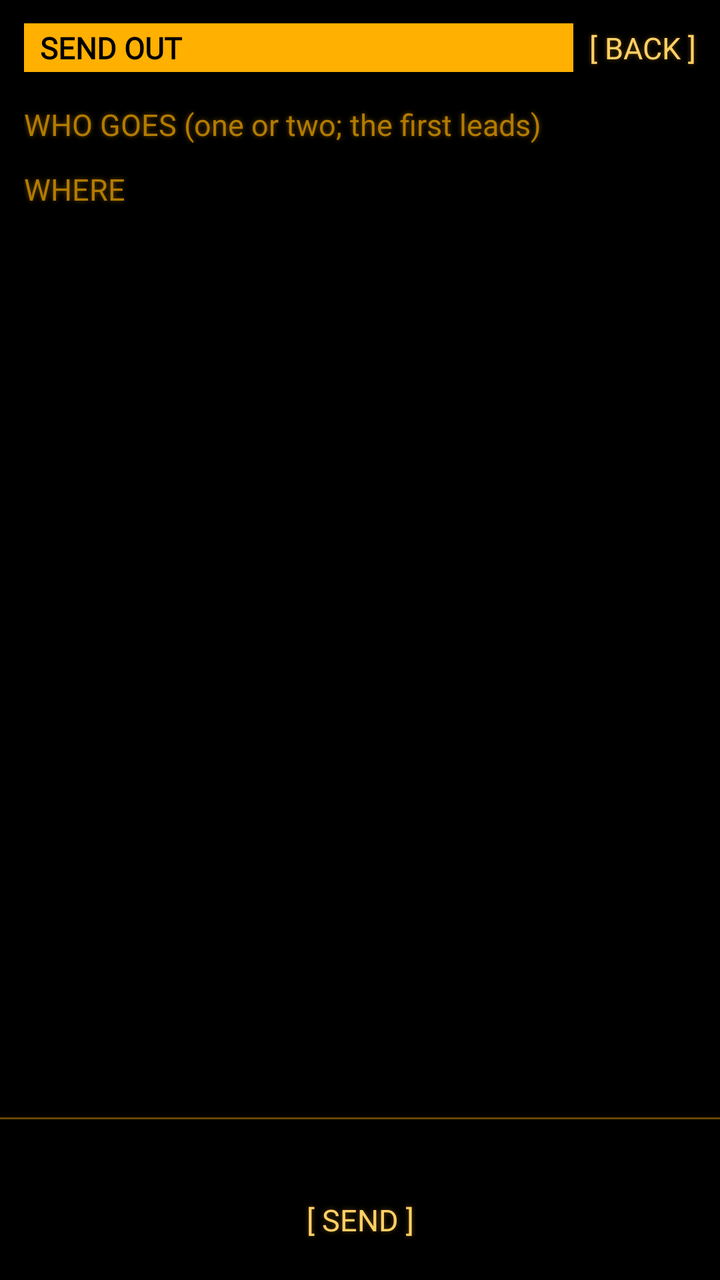
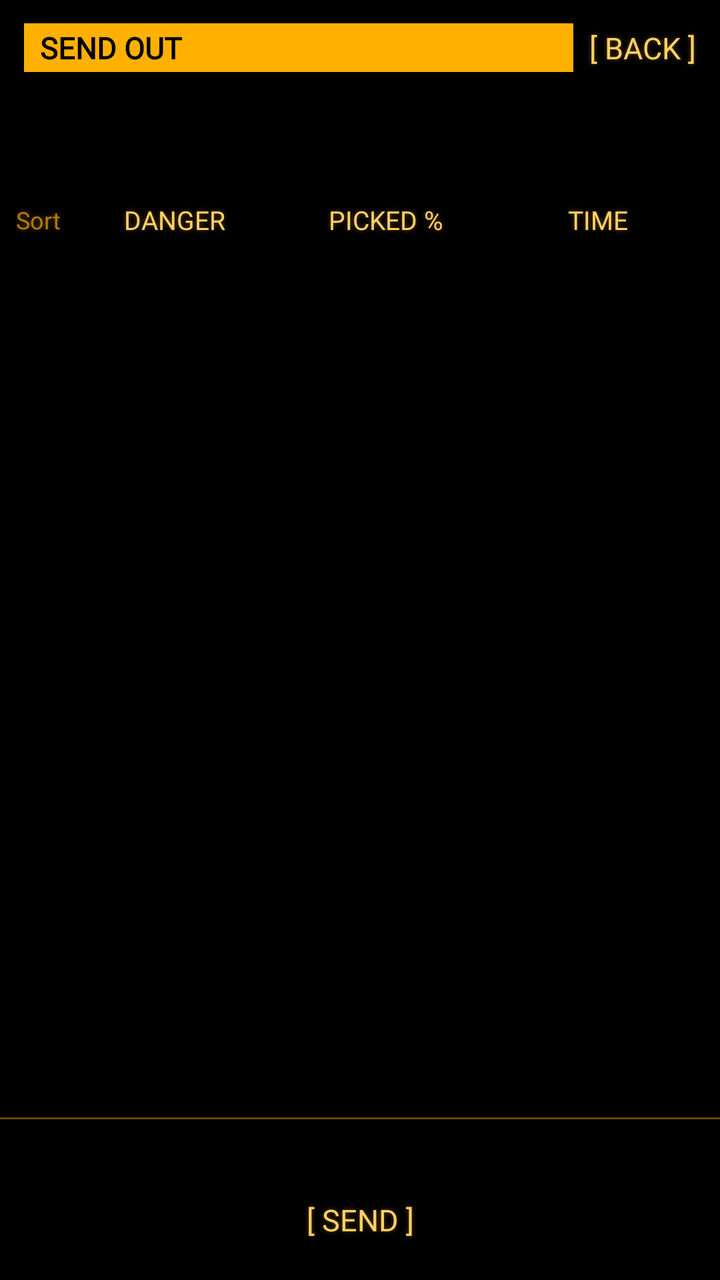

Two renders of the same Android screen: before a commit and after it. Below are the layout's source before the change and the commit's diff.
<!-- AndroidManifest.xml: application theme Theme.Estatica -->
<!-- res/layout/panel_send.xml -->
<?xml version="1.0" encoding="utf-8"?>
<LinearLayout xmlns:android="http://schemas.android.com/apk/res/android"
    xmlns:tools="http://schemas.android.com/tools"
    android:layout_width="match_parent"
    android:layout_height="match_parent"
    android:background="@color/terminal_bg"
    android:clickable="true"
    android:focusable="true"
    android:orientation="vertical"
    tools:ignore="Overdraw">

    <LinearLayout
        android:layout_width="match_parent"
        android:layout_height="wrap_content"
        android:gravity="center_vertical"
        android:orientation="horizontal">

        <TextView
            style="@style/TerminalHeader"
            android:layout_width="0dp"
            android:layout_height="wrap_content"
            android:layout_marginStart="12dp"
            android:layout_weight="1"
            android:accessibilityHeading="true"
            android:text="@string/send_title"
            tools:targetApi="28" />

        <TextView
            android:id="@+id/sendClose"
            style="@style/TerminalButton"
            android:layout_width="wrap_content"
            android:layout_height="wrap_content"
            android:layout_marginEnd="4dp"
            android:text="@string/panel_back" />
    </LinearLayout>

    <ScrollView
        android:layout_width="match_parent"
        android:layout_height="0dp"
        android:layout_weight="1">

        <LinearLayout
            android:layout_width="match_parent"
            android:layout_height="wrap_content"
            android:orientation="vertical"
            android:paddingHorizontal="12dp"
            android:paddingBottom="12dp">

            <TextView
                style="@style/TerminalText.Dim"
                android:layout_width="match_parent"
                android:layout_height="wrap_content"
                android:layout_marginTop="4dp"
                android:text="@string/send_team_title" />

            <LinearLayout
                android:id="@+id/sendTeam"
                android:layout_width="match_parent"
                android:layout_height="wrap_content"
                android:orientation="vertical" />

            <TextView
                style="@style/TerminalText.Dim"
                android:layout_width="match_parent"
                android:layout_height="wrap_content"
                android:layout_marginTop="12dp"
                android:text="@string/send_where_title" />

            <LinearLayout
                android:id="@+id/sendWhere"
                android:layout_width="match_parent"
                android:layout_height="wrap_content"
                android:orientation="vertical" />
        </LinearLayout>
    </ScrollView>

    <View
        android:layout_width="match_parent"
        android:layout_height="1dp"
        android:background="@color/amber_hint" />

    <TextView
        android:id="@+id/sendSummary"
        style="@style/TerminalText"
        android:layout_width="match_parent"
        android:layout_height="wrap_content"
        android:accessibilityLiveRegion="polite"
        android:paddingHorizontal="12dp"
        android:paddingTop="6dp" />

    <TextView
        android:id="@+id/sendGo"
        style="@style/TerminalButton"
        android:layout_width="match_parent"
        android:layout_height="wrap_content"
        android:layout_marginHorizontal="12dp"
        android:layout_marginBottom="6dp"
        android:gravity="center"
        android:text="@string/send_go" />
</LinearLayout>
<!-- resources referenced by this layout -->
<resources>
  <color name="amber_hint">#664600</color>
  <color name="terminal_bg">#000000</color>
  <string name="panel_back">[ BACK ]</string>
  <string name="send_go">[ SEND ]</string>
  <string name="send_team_title">WHO GOES (one or two; the first leads)</string>
  <string name="send_title">SEND OUT</string>
  <string name="send_where_title">WHERE</string>
  <style name="TerminalButton" parent="TerminalText.Bright">
          <item name="android:background">@drawable/bg_terminal_button</item>
          <item name="android:minHeight">48dp</item>
          <item name="android:gravity">center_vertical</item>
          <item name="android:paddingStart">8dp</item>
          <item name="android:paddingEnd">8dp</item>
          <item name="android:clickable">true</item>
          <item name="android:focusable">true</item>
      </style>
  <style name="TerminalHeader" parent="TerminalText.Bright">
          <item name="android:background">@color/amber</item>
          <item name="android:textColor">@color/terminal_bg</item>
          <item name="android:textStyle">bold</item>
          <item name="android:paddingStart">8dp</item>
          <item name="android:paddingEnd">8dp</item>
          <item name="android:paddingTop">2dp</item>
          <item name="android:paddingBottom">2dp</item>
          <item name="android:shadowRadius">0</item>
      </style>
  <style name="TerminalText">
          <item name="android:fontFamily">@font/terminal</item>
          <item name="android:textSize">15sp</item>
          <item name="android:textColor">@color/amber</item>
          <item name="android:lineSpacingMultiplier">1.15</item>
          
          <item name="android:shadowColor">@color/amber_glow</item>
          <item name="android:shadowRadius">6</item>
          <item name="android:shadowDx">0</item>
          <item name="android:shadowDy">0</item>
      </style>
  <style name="TerminalText.Dim">
          <item name="android:textColor">@color/amber_dim</item>
      </style>
  <style name="Theme.Estatica" parent="android:Theme.Material.NoActionBar">
          <item name="android:windowBackground">@color/terminal_bg</item>
          <item name="android:statusBarColor">@color/terminal_bg</item>
          <item name="android:navigationBarColor">@color/terminal_bg</item>
          <item name="android:colorAccent">@color/amber</item>
          <item name="android:colorControlActivated">@color/amber</item>
          <item name="android:textColorHighlight">@color/amber_dim</item>
          <item name="android:textColorPrimary">@color/amber</item>
      </style>
  <style name="TerminalText.Bright">
          <item name="android:textColor">@color/amber_bright</item>
      </style>
  <!-- drawable bg_terminal_button (drawable) -->
  <?xml version="1.0" encoding="utf-8"?>
  <ripple xmlns:android="http://schemas.android.com/apk/res/android"
      android:color="@color/amber_hint">
      <item android:id="@android:id/mask">
          <color android:color="@color/amber" />
      </item>
  </ripple>
  <color name="amber">#FFB000</color>
  <color name="amber_glow">#66FFB000</color>
  <color name="amber_dim">#B37B00</color>
  <color name="amber_bright">#FFD066</color>
</resources>

<!-- the commit's change to res/layout/panel_send.xml (unified diff, before → after) -->
@@ -34,45 +34,85 @@
             android:text="@string/panel_back" />
     </LinearLayout>
 
-    <ScrollView
+    
+    <LinearLayout
+        android:layout_width="match_parent"
+        android:layout_height="wrap_content"
+        android:baselineAligned="false"
+        android:orientation="horizontal"
+        android:paddingHorizontal="8dp">
+
+        <TextView
+            android:id="@+id/sendStepWho"
+            style="@style/TerminalSection"
+            android:layout_width="0dp"
+            android:layout_height="wrap_content"
+            android:layout_weight="1"
+            android:maxLines="2" />
+
+        <TextView
+            android:id="@+id/sendStepWhere"
+            style="@style/TerminalSection"
+            android:layout_width="0dp"
+            android:layout_height="wrap_content"
+            android:layout_weight="1"
+            android:maxLines="2" />
+    </LinearLayout>
+
+    
+    <LinearLayout
+        android:id="@+id/sendSortBar"
+        android:layout_width="match_parent"
+        android:layout_height="wrap_content"
+        android:baselineAligned="false"
+        android:gravity="center_vertical"
+        android:orientation="horizontal"
+        android:paddingHorizontal="8dp">
+
+        <TextView
+            style="@style/TerminalText.Dim"
+            android:layout_width="wrap_content"
+            android:layout_height="wrap_content"
+            android:layout_marginEnd="4dp"
+            android:text="@string/send_sort"
+            android:textSize="12sp" />
+
+        <TextView
+            android:id="@+id/sortDanger"
+            style="@style/TerminalSection"
+            android:layout_width="0dp"
+            android:layout_height="wrap_content"
+            android:layout_weight="1"
+            android:minHeight="36dp"
+            android:text="@string/send_sort_danger" />
+
+        <TextView
+            android:id="@+id/sortPicked"
+            style="@style/TerminalSection"
+            android:layout_width="0dp"
+            android:layout_height="wrap_content"
+            android:layout_weight="1"
+            android:minHeight="36dp"
+            android:text="@string/send_sort_picked" />
+
+        <TextView
+            android:id="@+id/sortTime"
+            style="@style/TerminalSection"
+            android:layout_width="0dp"
+            android:layout_height="wrap_content"
+            android:layout_weight="1"
+            android:minHeight="36dp"
+            android:text="@string/send_sort_time" />
+    </LinearLayout>
+
+    <androidx.recyclerview.widget.RecyclerView
+        android:id="@+id/sendList"
         android:layout_width="match_parent"
         android:layout_height="0dp"
-        android:layout_weight="1">
-
-        <LinearLayout
-            android:layout_width="match_parent"
-            android:layout_height="wrap_content"
-            android:orientation="vertical"
-            android:paddingHorizontal="12dp"
-            android:paddingBottom="12dp">
-
-            <TextView
-                style="@style/TerminalText.Dim"
-                android:layout_width="match_parent"
-                android:layout_height="wrap_content"
-                android:layout_marginTop="4dp"
-                android:text="@string/send_team_title" />
-
-            <LinearLayout
-                android:id="@+id/sendTeam"
-                android:layout_width="match_parent"
-                android:layout_height="wrap_content"
-                android:orientation="vertical" />
-
-            <TextView
-                style="@style/TerminalText.Dim"
-                android:layout_width="match_parent"
-                android:layout_height="wrap_content"
-                android:layout_marginTop="12dp"
-                android:text="@string/send_where_title" />
-
-            <LinearLayout
-                android:id="@+id/sendWhere"
-                android:layout_width="match_parent"
-                android:layout_height="wrap_content"
-                android:orientation="vertical" />
-        </LinearLayout>
-    </ScrollView>
+        android:layout_weight="1"
+        android:clipToPadding="false"
+        android:paddingHorizontal="8dp"
+        android:paddingBottom="8dp" />
 
     <View
         android:layout_width="match_parent"
<!-- resource entries referenced after the edit -->
@@ -4,9 +4,11 @@
   <color name="terminal_bg">#000000</color>
   <string name="panel_back">[ BACK ]</string>
   <string name="send_go">[ SEND ]</string>
-  <string name="send_team_title">WHO GOES (one or two; the first leads)</string>
+  <string name="send_sort">Sort</string>
+  <string name="send_sort_danger">DANGER</string>
+  <string name="send_sort_picked">PICKED %</string>
+  <string name="send_sort_time">TIME</string>
   <string name="send_title">SEND OUT</string>
-  <string name="send_where_title">WHERE</string>
   <style name="TerminalButton" parent="TerminalText.Bright">
           <item name="android:background">@drawable/bg_terminal_button</item>
           <item name="android:minHeight">48dp</item>
@@ -25,6 +27,20 @@
           <item name="android:paddingTop">2dp</item>
           <item name="android:paddingBottom">2dp</item>
           <item name="android:shadowRadius">0</item>
+      </style>
+  <style name="TerminalSection" parent="TerminalText.Bright">
+          <item name="android:background">@drawable/bg_terminal_button</item>
+          <item name="android:minHeight">44dp</item>
+          <item name="android:gravity">center</item>
+          <item name="android:maxLines">1</item>
+          <item name="android:textSize">13sp</item>
+          <item name="android:autoSizeTextType">uniform</item>
+          <item name="android:autoSizeMinTextSize">8sp</item>
+          <item name="android:autoSizeMaxTextSize">13sp</item>
+          <item name="android:paddingStart">6dp</item>
+          <item name="android:paddingEnd">6dp</item>
+          <item name="android:clickable">true</item>
+          <item name="android:focusable">true</item>
       </style>
   <style name="TerminalText">
           <item name="android:fontFamily">@font/terminal</item>
